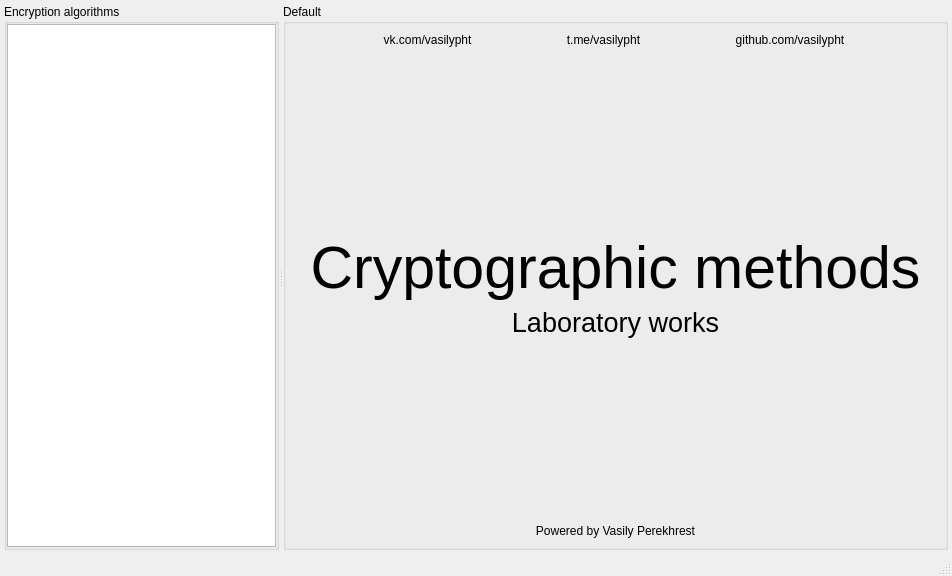
Before: the Qt Designer form crypto-methods/gui/mainwindow.ui in vasilypht/crypto-methods, drawn with Qt 5.
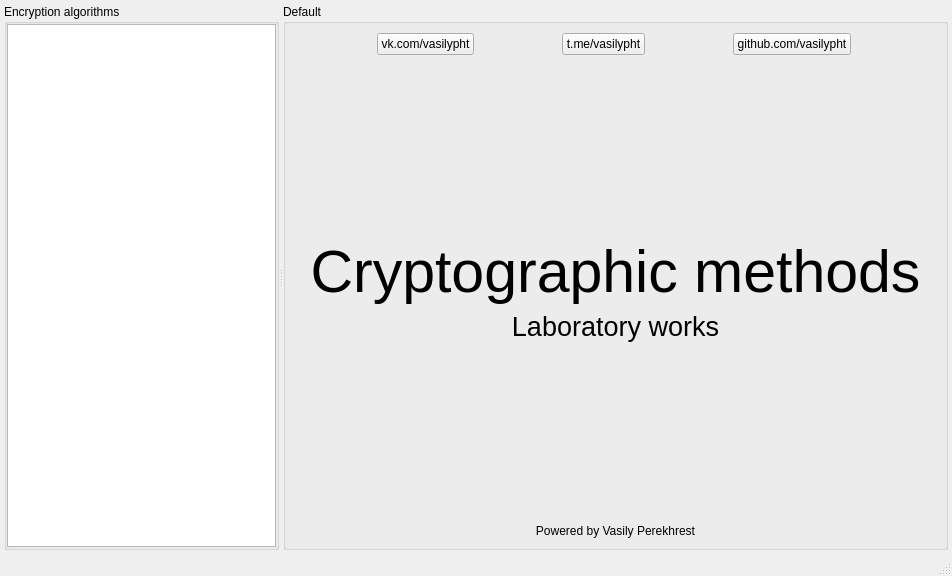
After: the same form once the commit is applied. The open tabs and pages were chosen to show the change.

Patch:
```diff
--- a/crypto-methods/gui/mainwindow.ui
+++ b/crypto-methods/gui/mainwindow.ui
@@ -144,9 +144,7 @@
                  </sizepolicy>
                 </property>
                 <property name="styleSheet">
-                 <string notr="true">background: transparent;
-border: none;
-</string>
+                 <string notr="true"/>
                 </property>
                 <property name="text">
                  <string>vk.com/vasilypht</string>
@@ -162,9 +160,7 @@
                  </sizepolicy>
                 </property>
                 <property name="styleSheet">
-                 <string notr="true">background: transparent;
-border: none;
-</string>
+                 <string notr="true"/>
                 </property>
                 <property name="text">
                  <string>t.me/vasilypht</string>
@@ -192,8 +188,7 @@
                  </sizepolicy>
                 </property>
                 <property name="styleSheet">
-                 <string notr="true">background: transparent;
-border: none;
+                 <string notr="true">
 
 </string>
                 </property>
```
Left out of the diff: 15 changed lines with no effect on the pictures.
